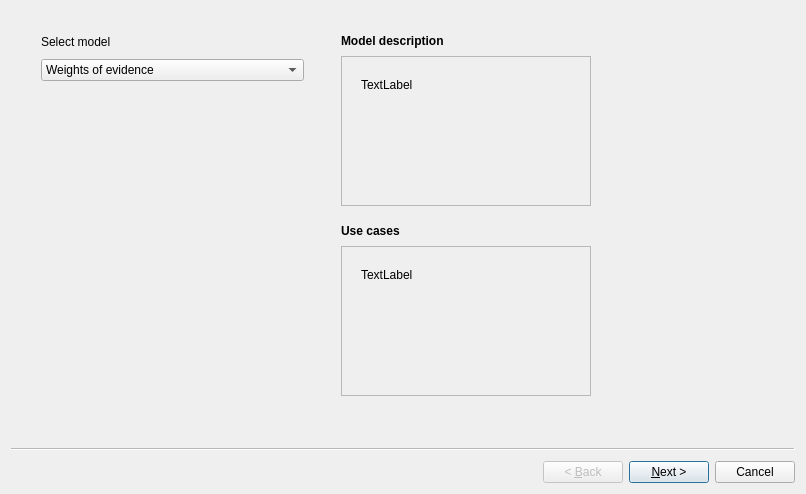
This is eis_qgis_plugin/resources/ui/model/model_dialog_wizard.ui in GispoCoding/eis_qgis_plugin as Qt 5 draws it before an edit. The edited form follows.
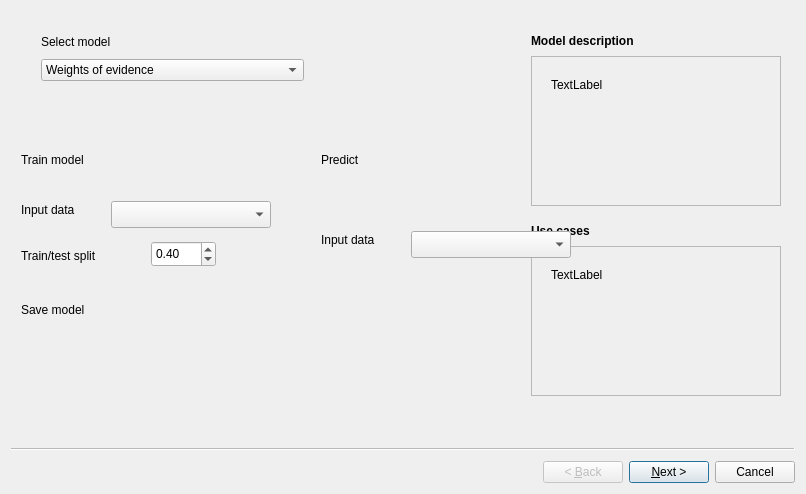
This is the edited form. Custom widgets are drawn as their Qt base class.

The edit to the form file:
```diff
--- a/eis_qgis_plugin/resources/ui/model/model_dialog_wizard.ui
+++ b/eis_qgis_plugin/resources/ui/model/model_dialog_wizard.ui
@@ -68,7 +68,7 @@
    <widget class="QWidget" name="layoutWidget">
     <property name="geometry">
      <rect>
-      <x>330</x>
+      <x>520</x>
       <y>20</y>
       <width>252</width>
       <height>175</height>
@@ -128,7 +128,7 @@
    <widget class="QWidget" name="layoutWidget">
     <property name="geometry">
      <rect>
-      <x>330</x>
+      <x>520</x>
       <y>210</y>
       <width>252</width>
       <height>175</height>
@@ -185,6 +185,127 @@
      </item>
     </layout>
    </widget>
+   <widget class="QLabel" name="label_2">
+    <property name="geometry">
+     <rect>
+      <x>10</x>
+      <y>140</y>
+      <width>91</width>
+      <height>17</height>
+     </rect>
+    </property>
+    <property name="text">
+     <string>Train model</string>
+    </property>
+   </widget>
+   <widget class="QLabel" name="label_4">
+    <property name="geometry">
+     <rect>
+      <x>310</x>
+      <y>140</y>
+      <width>67</width>
+      <height>17</height>
+     </rect>
+    </property>
+    <property name="text">
+     <string>Predict</string>
+    </property>
+   </widget>
+   <widget class="QgsMapLayerComboBox" name="mMapLayerComboBox">
+    <property name="geometry">
+     <rect>
+      <x>100</x>
+      <y>190</y>
+      <width>160</width>
+      <height>27</height>
+     </rect>
+    </property>
+   </widget>
+   <widget class="QLabel" name="label_9">
+    <property name="geometry">
+     <rect>
+      <x>10</x>
+      <y>190</y>
+      <width>81</width>
+      <height>17</height>
+     </rect>
+    </property>
+    <property name="text">
+     <string>Input data</string>
+    </property>
+   </widget>
+   <widget class="QLabel" name="label_11">
+    <property name="geometry">
+     <rect>
+      <x>10</x>
+      <y>236</y>
+      <width>111</width>
+      <height>17</height>
+     </rect>
+    </property>
+    <property name="text">
+     <string>Train/test split</string>
+    </property>
+   </widget>
+   <widget class="QDoubleSpinBox" name="doubleSpinBox">
+    <property name="geometry">
+     <rect>
+      <x>140</x>
+      <y>230</y>
+      <width>65</width>
+      <height>26</height>
+     </rect>
+    </property>
+    <property name="value">
+     <double>0.400000000000000</double>
+    </property>
+   </widget>
+   <widget class="QLabel" name="label_13">
+    <property name="geometry">
+     <rect>
+      <x>310</x>
+      <y>220</y>
+      <width>81</width>
+      <height>17</height>
+     </rect>
+    </property>
+    <property name="text">
+     <string>Input data</string>
+    </property>
+   </widget>
+   <widget class="QgsMapLayerComboBox" name="mMapLayerComboBox_2">
+    <property name="geometry">
+     <rect>
+      <x>400</x>
+      <y>220</y>
+      <width>160</width>
+      <height>27</height>
+     </rect>
+    </property>
+   </widget>
+   <widget class="QgsFileWidget" name="mQgsFileWidget">
+    <property name="geometry">
+     <rect>
+      <x>110</x>
+      <y>287</y>
+      <width>151</width>
+      <height>27</height>
+     </rect>
+    </property>
+   </widget>
+   <widget class="QLabel" name="label_15">
+    <property name="geometry">
+     <rect>
+      <x>10</x>
+      <y>290</y>
+      <width>91</width>
+      <height>17</height>
+     </rect>
+    </property>
+    <property name="text">
+     <string>Save model</string>
+    </property>
+   </widget>
   </widget>
   <widget class="QWizardPage" name="wizardPage"/>
   <widget class="QWizardPage" name="wizardPage2">
@@ -353,6 +474,18 @@
    </widget>
   </widget>
  </widget>
+ <customwidgets>
+  <customwidget>
+   <class>QgsFileWidget</class>
+   <extends>QWidget</extends>
+   <header>qgsfilewidget.h</header>
+  </customwidget>
+  <customwidget>
+   <class>QgsMapLayerComboBox</class>
+   <extends>QComboBox</extends>
+   <header>qgsmaplayercombobox.h</header>
+  </customwidget>
+ </customwidgets>
  <resources/>
  <connections/>
 </ui>
```
Left out of the diff: 2 changed lines with no effect on the pictures.
